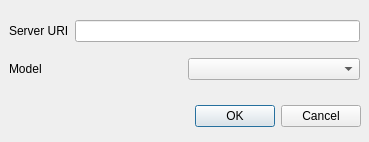
Before: the Qt Designer form src/ussplitter/forms/Settings.ui in randompersona1/ussplitter, drawn with Qt 5.
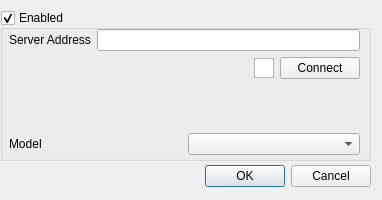
After: the same form once the commit is applied.

```diff
--- a/src/ussplitter/forms/Settings.ui
+++ b/src/ussplitter/forms/Settings.ui
@@ -6,8 +6,8 @@
    <rect>
     <x>0</x>
     <y>0</y>
-    <width>369</width>
-    <height>142</height>
+    <width>382</width>
+    <height>200</height>
    </rect>
   </property>
   <property name="windowTitle">
@@ -16,9 +16,9 @@
   <widget class="QDialogButtonBox" name="buttonBox">
    <property name="geometry">
     <rect>
-     <x>20</x>
-     <y>100</y>
-     <width>341</width>
+     <x>0</x>
+     <y>160</y>
+     <width>371</width>
      <height>32</height>
     </rect>
    </property>
@@ -29,13 +29,28 @@
     <set>QDialogButtonBox::StandardButton::Cancel|QDialogButtonBox::StandardButton::Ok</set>
    </property>
   </widget>
+  <widget class="QGroupBox" name="SettingsGroupBox">
+   <property name="geometry">
+    <rect>
+     <x>0</x>
+     <y>10</y>
+     <width>371</width>
+     <height>151</height>
+    </rect>
+   </property>
+   <property name="title">
+    <string>Enabled</string>
+   </property>
+   <property name="checkable">
+    <bool>true</bool>
+   </property>
   <widget class="QWidget" name="verticalLayoutWidget">
    <property name="geometry">
     <rect>
      <x>9</x>
-     <y>10</y>
+      <y>19</y>
      <width>351</width>
-     <height>80</height>
+      <height>126</height>
     </rect>
    </property>
    <layout class="QVBoxLayout" name="verticalLayout">
@@ -44,7 +59,7 @@
       <item>
        <widget class="QLabel" name="label_server_uri">
         <property name="text">
-         <string>Server URI</string>
+          <string>Server Address</string>
         </property>
        </widget>
       </item>
@@ -53,25 +68,85 @@
       </item>
      </layout>
     </item>
+     <item>
+      <layout class="QHBoxLayout" name="horizontalLayout_3">
+       <item>
+        <spacer name="horizontalSpacer">
+         <property name="orientation">
+          <enum>Qt::Orientation::Horizontal</enum>
+         </property>
+         <property name="sizeHint" stdset="0">
+          <size>
+           <width>40</width>
+           <height>20</height>
+          </size>
+         </property>
+        </spacer>
+       </item>
+       <item>
+        <widget class="QGraphicsView" name="graphicsView_connected">
+         <property name="maximumSize">
+          <size>
+           <width>20</width>
+           <height>20</height>
+          </size>
+         </property>
+        </widget>
+       </item>
+       <item>
+        <widget class="QPushButton" name="pushButton_connect">
+         <property name="text">
+          <string>Connect</string>
+         </property>
+        </widget>
+       </item>
+      </layout>
+     </item>
+     <item>
+      <spacer name="verticalSpacer">
+       <property name="orientation">
+        <enum>Qt::Orientation::Vertical</enum>
+       </property>
+       <property name="sizeHint" stdset="0">
+        <size>
+         <width>20</width>
+         <height>40</height>
+        </size>
+       </property>
+      </spacer>
+     </item>
     <item>
      <layout class="QHBoxLayout" name="horizontalLayout_2">
       <item>
-       <widget class="QLabel" name="label_model_select">
+        <widget class="QLabel" name="label_modelSelect">
+         <property name="sizePolicy">
+          <sizepolicy hsizetype="Minimum" vsizetype="Preferred">
+           <horstretch>0</horstretch>
+           <verstretch>0</verstretch>
+          </sizepolicy>
+         </property>
         <property name="text">
          <string>Model</string>
         </property>
+         <property name="alignment">
+          <set>Qt::AlignmentFlag::AlignLeading|Qt::AlignmentFlag::AlignLeft|Qt::AlignmentFlag::AlignVCenter</set>
+         </property>
        </widget>
       </item>
       <item>
-       <widget class="QComboBox" name="comboBox_model">
-        <property name="editable">
-         <bool>false</bool>
+        <widget class="QComboBox" name="comboBox_modelSelect">
+         <property name="sizePolicy">
+          <sizepolicy hsizetype="Preferred" vsizetype="Fixed">
+           <horstretch>0</horstretch>
+           <verstretch>0</verstretch>
+          </sizepolicy>
         </property>
        </widget>
       </item>
      </layout>
     </item>
    </layout>
+   </widget>
   </widget>
  </widget>
  <resources/>
```
Left out of the diff: 4 changed lines with no effect on the pictures. Lines whose indentation alone changed are shown as unchanged.
